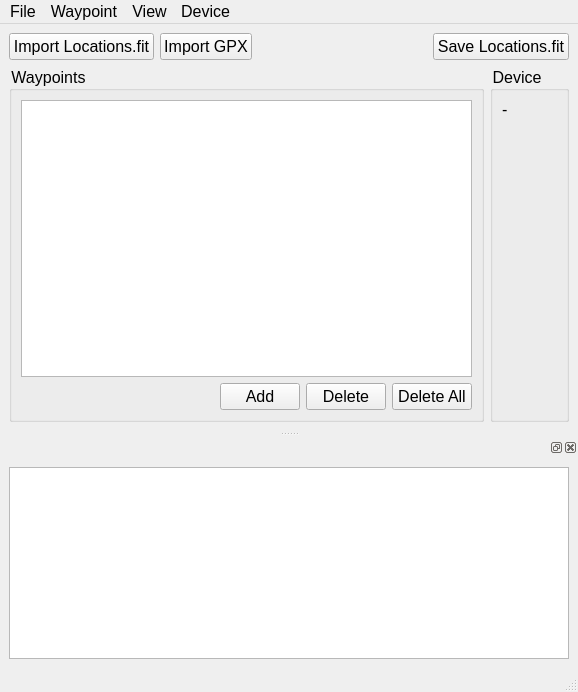
rootrootde/LocationsFITTool, file src/main/python/location_tool/main_window.ui: the form before one commit.
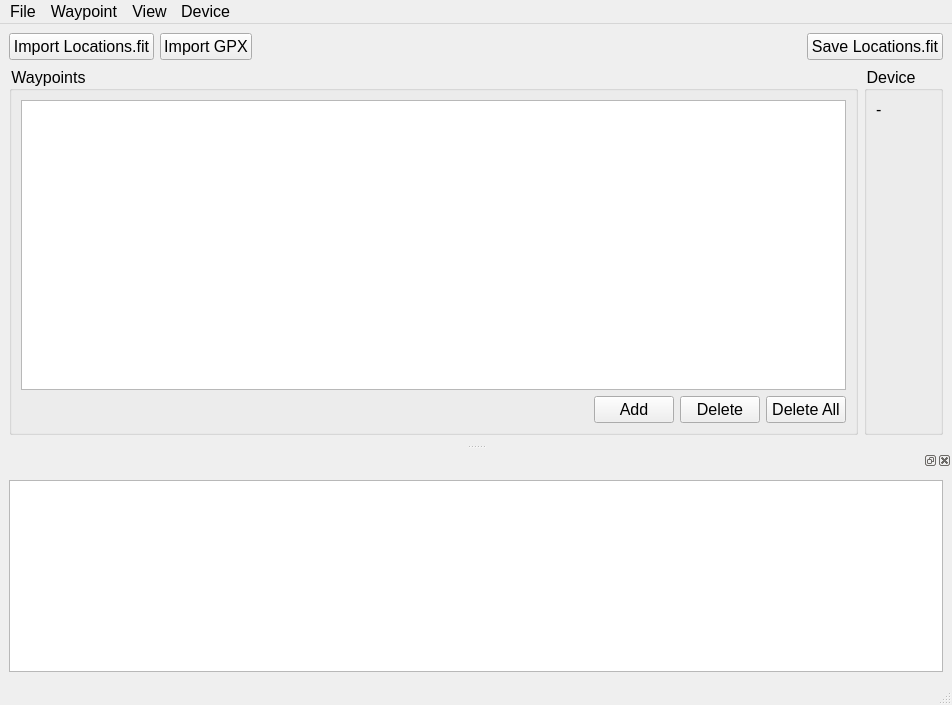
The form after the commit.

Diff of the .ui file:
```diff
--- a/src/main/python/location_tool/main_window.ui
+++ b/src/main/python/location_tool/main_window.ui
@@ -6,8 +6,8 @@
    <rect>
     <x>0</x>
     <y>0</y>
-    <width>578</width>
-    <height>692</height>
+        <width>952</width>
+        <height>705</height>
    </rect>
   </property>
   <property name="font">
@@ -224,14 +224,14 @@
     <property name="title">
      <string>Device</string>
     </property>
-    <addaction name="scan_for_devices_action"/>
-   </widget>
-   <addaction name="menuFile"/>
-   <addaction name="menuWaypoint"/>
-   <addaction name="menuView"/>
-   <addaction name="menuDevice"/>
-  </widget>
-  <widget class="QStatusBar" name="status_bar"/>
+        <addaction name="scan_for_devices_action" />
+      </widget>
+      <addaction name="menuFile" />
+      <addaction name="menuWaypoint" />
+      <addaction name="menuView" />
+      <addaction name="menuDevice" />
+    </widget>
+    <widget class="QStatusBar" name="status_bar" />
   <action name="import_locations_fit_action">
    <property name="text">
     <string>Import Locations.fit</string>
```
Left out of the diff: 38 changed lines with no effect on the pictures. Lines whose indentation alone changed are shown as unchanged.
